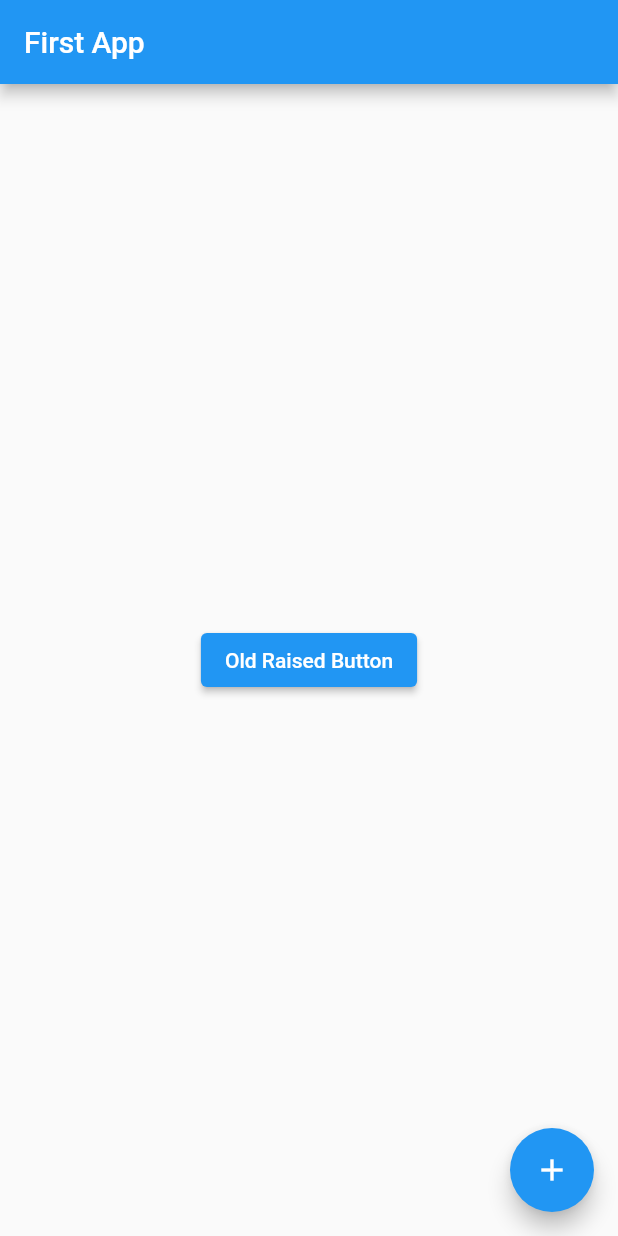
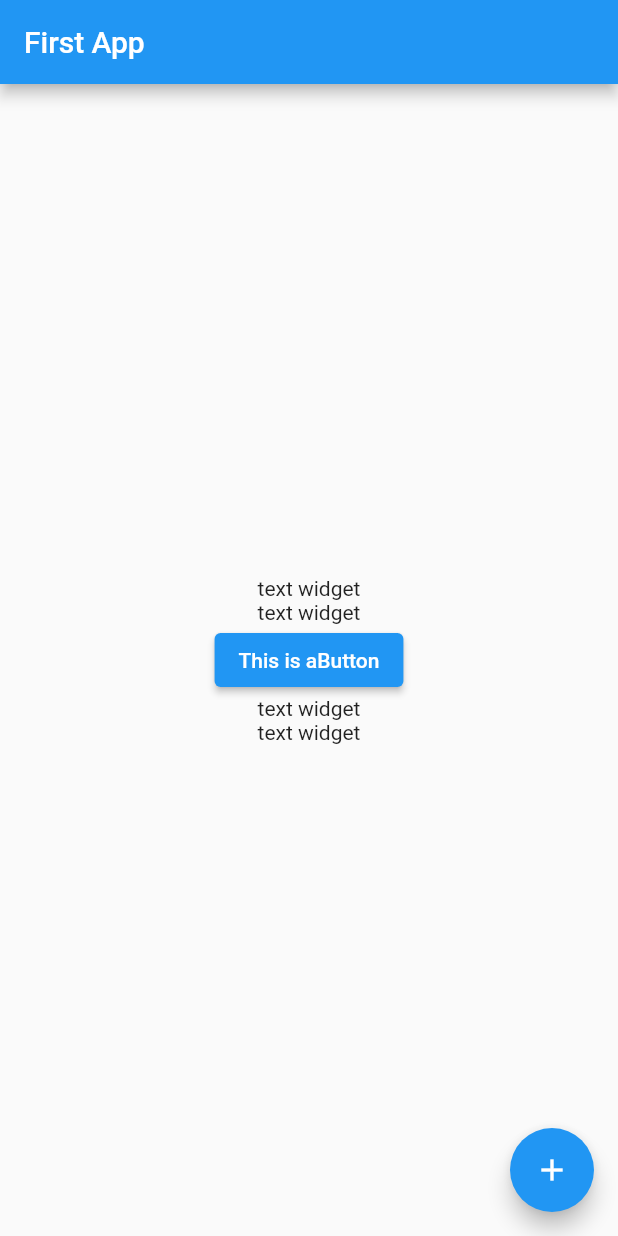
Before and after one commit to VinuBalagopalAP/youtube_first_app, a Flutter app: the screen it shows after launch, on a phone screen of 412 x 824 dp. Run offline on Flutter 3.47's test engine with Material 2 defaults, Android fonts, the phone set to English and light mode, and no system bars.

Commit message:
Column Widget

```diff
--- a/lib/main.dart
+++ b/lib/main.dart
@@ -13,14 +13,19 @@ class MyApp extends StatelessWidget {
           title: Text("First App"),
         ),
         body: Center(
-          child: ElevatedButton(
-            onPressed: () {
-              print("Old Raised Button is working");
-            },
-            child: Text(
-              "Old Raised Button",
-              style: TextStyle(color: Colors.white),
-            ),
+          child: Column(
+            mainAxisAlignment: MainAxisAlignment.center,
+            crossAxisAlignment: CrossAxisAlignment.center,
+            children: [
+              Text("text widget"),
+              Text("text widget"),
+              ElevatedButton(
+                onPressed: () {},
+                child: Text("This is aButton"),
+              ),
+              Text("text widget"),
+              Text("text widget"),
+            ],
           ),
         ),
         floatingActionButton: FloatingActionButton(
```
